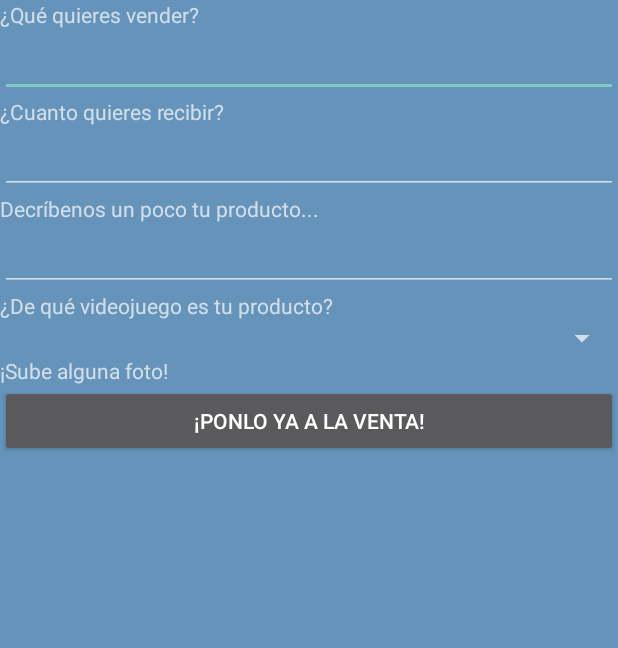
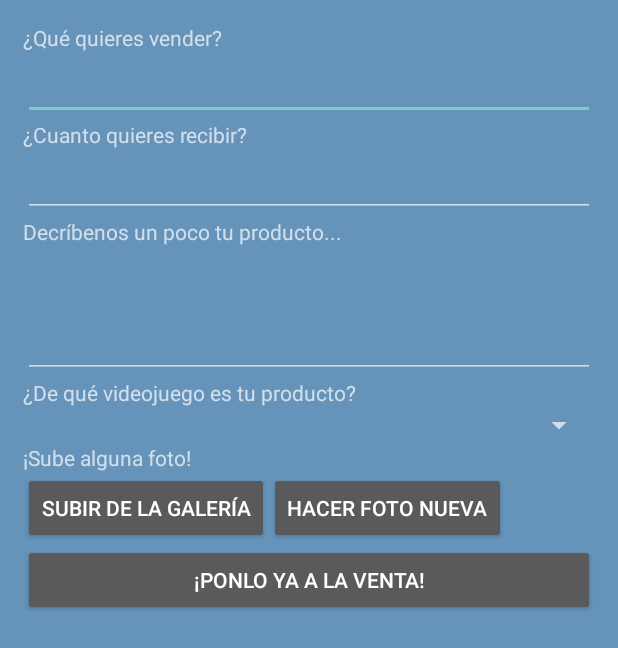
Before and after one commit to JoonGB/GameExangeApp, an Android app: the CrearProductoActivity screen opened directly, with no data from a screen before it, on a phone screen of 412 x 824 dp. Shown: the top 648 px of the screen. Run offline under Robolectric (Android 15) with nearby library versions, the phone set to English and light mode, and no system bars.

Commit message:
Crear producto (LAYOUT)

```diff
--- a/app/src/main/java/gameexange/com/gameexangeapp/controllers/activitites/CrearProductoActivity.java
+++ b/app/src/main/java/gameexange/com/gameexangeapp/controllers/activitites/CrearProductoActivity.java
@@ -3,6 +3,10 @@ package gameexange.com.gameexangeapp.controllers.activitites;
 import android.os.Bundle;
 import android.support.annotation.Nullable;
 import android.support.v7.app.AppCompatActivity;
+import android.view.View;
+import android.widget.Button;
+import android.widget.EditText;
+import android.widget.Toast;
 
 import java.util.List;
 
@@ -13,10 +17,46 @@ import gameexange.com.gameexangeapp.models.Producto;
 
 public class CrearProductoActivity extends AppCompatActivity implements ProductoCallback {
 
+    private EditText etNombreProducto;
+    private EditText etPrecioProducto;
+    private EditText etDescripcionProducto;
+    private Button btnSubirFoto;
+    private Button btnHacerFoto;
+    private Button btnCrearProducto;
+
     @Override
     protected void onCreate(@Nullable Bundle savedInstanceState) {
         super.onCreate(savedInstanceState);
         setContentView(R.layout.activity_crear_producto);
+
+        etNombreProducto = (EditText) findViewById(R.id.etNompreProducto);
+        etPrecioProducto = (EditText) findViewById(R.id.etPrecioProducto);
+        etDescripcionProducto = (EditText) findViewById(R.id.etDescripcionProducto);
+        btnSubirFoto = (Button) findViewById(R.id.btnSubirFoto);
+        btnHacerFoto = (Button) findViewById(R.id.btnHacerFoto);
+        btnCrearProducto = (Button) findViewById(R.id.btnCrearProducto);
+
+        btnSubirFoto.setOnClickListener(new View.OnClickListener() {
+            @Override
+            public void onClick(View v) {
+                Toast.makeText(CrearProductoActivity.this, "Subir foto de la galería", Toast.LENGTH_SHORT).show();
+            }
+        });
+
+        btnHacerFoto.setOnClickListener(new View.OnClickListener() {
+            @Override
+            public void onClick(View v) {
+                Toast.makeText(CrearProductoActivity.this, "Hacer una nueva foto", Toast.LENGTH_SHORT).show();
+            }
+        });
+
+        btnCrearProducto.setOnClickListener(new View.OnClickListener() {
+            @Override
+            public void onClick(View v) {
+                Toast.makeText(CrearProductoActivity.this, "Crear el producto", Toast.LENGTH_SHORT).show();
+            }
+        });
+
     }
 
     @Override
--- a/app/src/main/res/layout/activity_crear_producto.xml
+++ b/app/src/main/res/layout/activity_crear_producto.xml
@@ -7,7 +7,8 @@
     <LinearLayout xmlns:android="http://schemas.android.com/apk/res/android"
         android:orientation="vertical" android:layout_width="match_parent"
         android:layout_height="match_parent"
-        android:weightSum="1">
+        android:weightSum="1"
+        android:layout_margin="15dp">
 
         <TextView
             android:layout_width="match_parent"
@@ -24,8 +25,9 @@
             android:layout_width="match_parent"
             android:layout_height="wrap_content"
             android:text="@string/crear_precio_producto" />
+
         <EditText
-            android:id="@+id/etPrecio"
+            android:id="@+id/etPrecioProducto"
             android:layout_width="match_parent"
             android:layout_height="wrap_content"
             android:ems="10"
@@ -35,13 +37,14 @@
             android:layout_width="match_parent"
             android:layout_height="wrap_content"
             android:text="@string/crear_descripcion_producto" />
+
         <EditText
-            android:id="@+id/etDescripcion"
+            android:id="@+id/etDescripcionProducto"
             android:layout_width="match_parent"
-            android:layout_height="wrap_content"
-            android:layout_weight="0.29"
+            android:layout_height="88dp"
             android:ems="10"
-            android:inputType="textMultiLine" />
+            android:inputType="textMultiLine"
+            android:singleLine="false" />
 
         <TextView
             android:layout_width="match_parent"
@@ -57,6 +60,23 @@
             android:layout_width="match_parent"
             android:layout_height="wrap_content"
             android:text="@string/crear_fotos_producto" />
+        <LinearLayout
+            android:layout_width="match_parent"
+            android:layout_height="wrap_content"
+            android:orientation="horizontal">
+
+            <Button
+                android:id="@+id/btnSubirFoto"
+                android:layout_width="wrap_content"
+                android:layout_height="wrap_content"
+                android:text="@string/crear_fotos_subir_foto" />
+
+            <Button
+                android:id="@+id/btnHacerFoto"
+                android:layout_width="wrap_content"
+                android:layout_height="wrap_content"
+                android:text="@string/crear_fotos_hacer_foto" />
+        </LinearLayout>
 
         <Button
             android:id="@+id/btnCrearProducto"
--- a/app/src/main/res/values/strings.xml
+++ b/app/src/main/res/values/strings.xml
@@ -30,6 +30,8 @@
     <string name="crear_descripcion_producto">Decríbenos un poco tu producto...</string>
     <string name="crear_videojuego_producto">¿De qué videojuego es tu producto?</string>
     <string name="crear_fotos_producto">¡Sube alguna foto!</string>
+    <string name="crear_fotos_subir_foto">Subir de la galería</string>
+    <string name="crear_fotos_hacer_foto">Hacer foto nueva</string>
     <string name="crear_btn_producto">¡Ponlo ya a la venta!</string>
 
 
```
Also changed, not shown: 7 other files.
